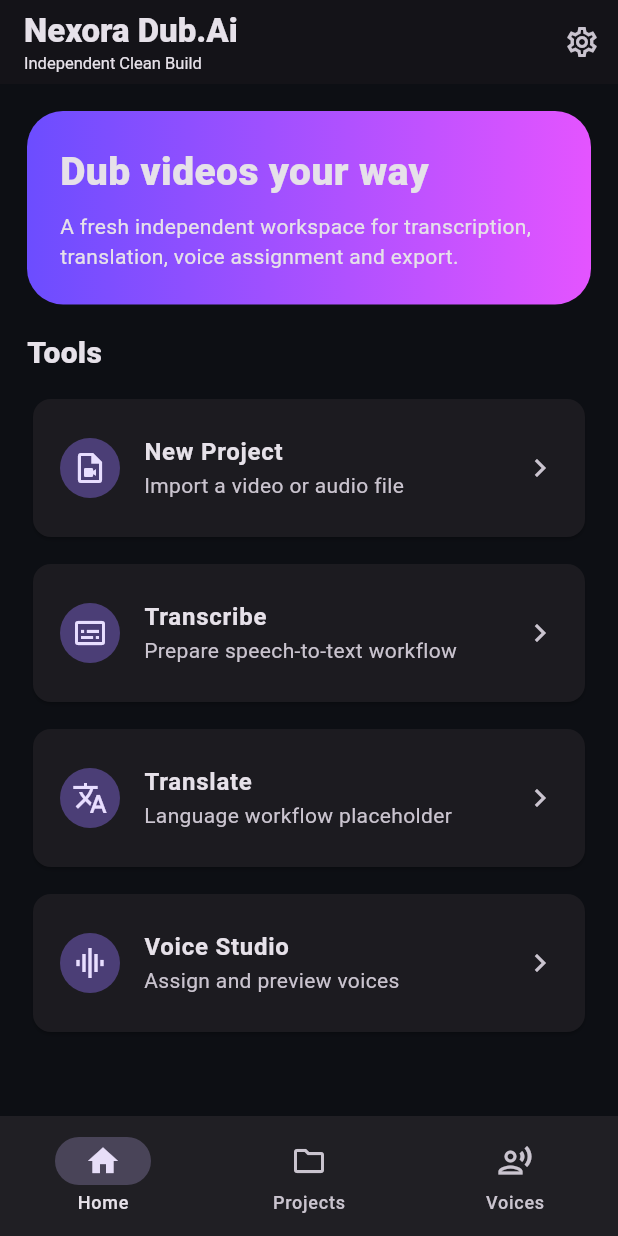
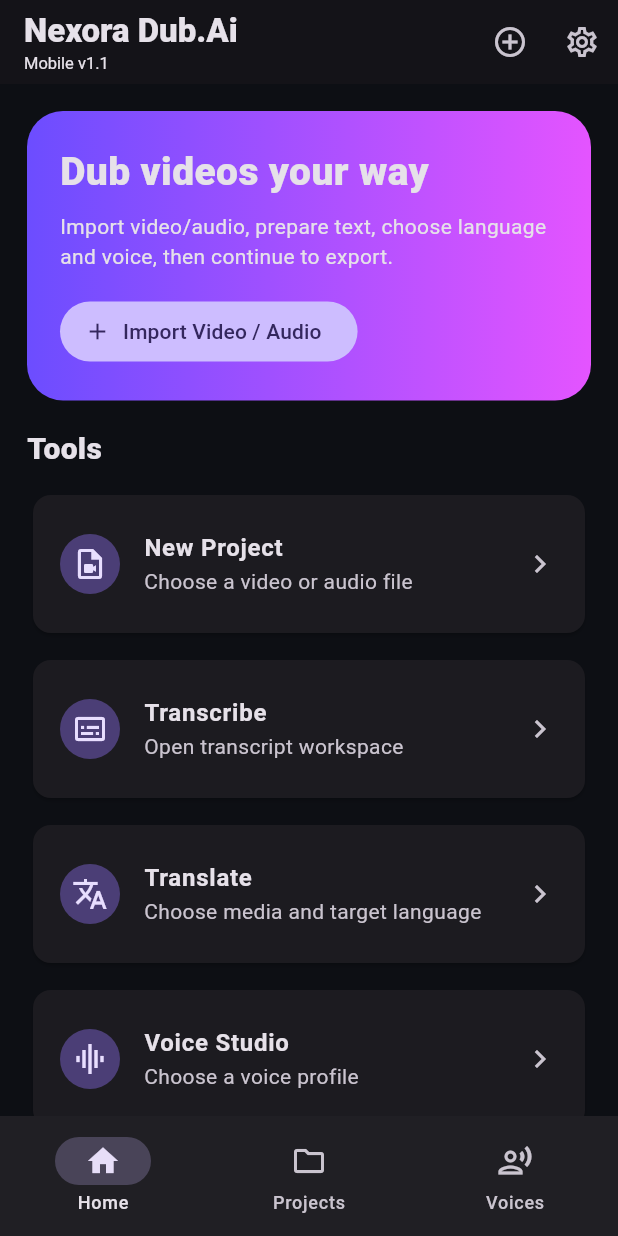
Before and after one commit to lensbykai-bit/Nexora-Ai, a Flutter app: the screen it shows after launch, on a phone screen of 412 x 824 dp. Run offline on Flutter 3.47's test engine with Material 3 defaults, Android fonts, the light colour scheme and no system bars; our stand-ins replace file_picker.

Commit message:
Wire home, projects, voices and media import actions

```diff
--- a/lib/screens/home_screen.dart
+++ b/lib/screens/home_screen.dart
@@ -1,6 +1,14 @@
+import 'package:file_picker/file_picker.dart';
 import 'package:flutter/material.dart';
 import '../widgets/feature_card.dart';
+import 'project_workspace_screen.dart';
 import 'settings_screen.dart';
+
+class ProjectEntry {
+  final String name;
+  final int size;
+  const ProjectEntry(this.name, this.size);
+}
 
 class HomeScreen extends StatefulWidget {
   const HomeScreen({super.key});
@@ -11,6 +19,42 @@
 
 class _HomeScreenState extends State<HomeScreen> {
   int index = 0;
+  final List<ProjectEntry> projects = [];
+
+  Future<void> openNewProject({int initialStep = 0}) async {
+    try {
+      final result = await FilePicker.platform.pickFiles(
+        type: FileType.custom,
+        allowedExtensions: ['mp4', 'mov', 'mkv', 'webm', 'mp3', 'wav', 'm4a', 'aac'],
+      );
+      if (!mounted || result == null || result.files.isEmpty) return;
+      final file = result.files.first;
+      final project = ProjectEntry(file.name, file.size);
+      setState(() => projects.insert(0, project));
+      await Navigator.of(context).push(
+        MaterialPageRoute(
+          builder: (_) => ProjectWorkspaceScreen(
+            fileName: project.name,
+            fileSize: project.size,
+            initialStep: initialStep,
+          ),
+        ),
+      );
+    } catch (e) {
+      if (!mounted) return;
+      ScaffoldMessenger.of(context).showSnackBar(
+        SnackBar(content: Text('Could not open file picker: $e')),
+      );
+    }
+  }
+
+  void openProject(ProjectEntry project) {
+    Navigator.of(context).push(
+      MaterialPageRoute(
+        builder: (_) => ProjectWorkspaceScreen(fileName: project.name, fileSize: project.size),
+      ),
+    );
+  }
 
   @override
   Widget build(BuildContext context) {
@@ -20,10 +64,15 @@
           crossAxisAlignment: CrossAxisAlignment.start,
           children: [
             Text('Nexora Dub.Ai', style: TextStyle(fontWeight: FontWeight.w800)),
-            Text('Independent Clean Build', style: TextStyle(fontSize: 11)),
+            Text('Mobile v1.1', style: TextStyle(fontSize: 11)),
           ],
         ),
         actions: [
+          IconButton(
+            tooltip: 'New project',
+            onPressed: openNewProject,
+            icon: const Icon(Icons.add_circle_outline),
+          ),
           IconButton(
             tooltip: 'Settings',
             onPressed: () => Navigator.of(context).push(
@@ -35,27 +84,24 @@
       ),
       body: IndexedStack(
         index: index,
-        children: const [DashboardPage(), ProjectsPage(), VoicesPage()],
+        children: [
+          DashboardPage(
+            onNewProject: () => openNewProject(),
+            onTranscribe: () => openNewProject(initialStep: 0),
+            onTranslate: () => openNewProject(initialStep: 1),
+            onVoiceStudio: () => setState(() => index = 2),
+          ),
+          ProjectsPage(projects: projects, onNew: openNewProject, onOpen: openProject),
+          const VoicesPage(),
+        ],
       ),
       bottomNavigationBar: NavigationBar(
         selectedIndex: index,
         onDestinationSelected: (value) => setState(() => index = value),
         destinations: const [
-          NavigationDestination(
-            icon: Icon(Icons.home_outlined),
-            selectedIcon: Icon(Icons.home),
-            label: 'Home',
-          ),
-          NavigationDestination(
-            icon: Icon(Icons.folder_outlined),
-            selectedIcon: Icon(Icons.folder),
-            label: 'Projects',
-          ),
-          NavigationDestination(
-            icon: Icon(Icons.record_voice_over_outlined),
-            selectedIcon: Icon(Icons.record_voice_over),
-            label: 'Voices',
-          ),
+          NavigationDestination(icon: Icon(Icons.home_outlined), selectedIcon: Icon(Icons.home), label: 'Home'),
+          NavigationDestination(icon: Icon(Icons.folder_outlined), selectedIcon: Icon(Icons.folder), label: 'Projects'),
+          NavigationDestination(icon: Icon(Icons.record_voice_over_outlined), selectedIcon: Icon(Icons.record_voice_over), label: 'Voices'),
         ],
       ),
     );
@@ -63,7 +109,18 @@
 }
 
 class DashboardPage extends StatelessWidget {
-  const DashboardPage({super.key});
+  final VoidCallback onNewProject;
+  final VoidCallback onTranscribe;
+  final VoidCallback onTranslate;
+  final VoidCallback onVoiceStudio;
+
+  const DashboardPage({
+    super.key,
+    required this.onNewProject,
+    required this.onTranscribe,
+    required this.onTranslate,
+    required this.onVoiceStudio,
+  });
 
   @override
   Widget build(BuildContext context) {
@@ -74,20 +131,19 @@
           padding: const EdgeInsets.all(22),
           decoration: BoxDecoration(
             borderRadius: BorderRadius.circular(24),
-            gradient: const LinearGradient(
-              colors: [Color(0xFF6C4DFF), Color(0xFFE454FF)],
-            ),
+            gradient: const LinearGradient(colors: [Color(0xFF6C4DFF), Color(0xFFE454FF)]),
           ),
-          child: const Column(
+          child: Column(
             crossAxisAlignment: CrossAxisAlignment.start,
             children: [
-              Text(
-                'Dub videos your way',
-                style: TextStyle(fontSize: 26, fontWeight: FontWeight.w900),
-              ),
-              SizedBox(height: 8),
-              Text(
-                'A fresh independent workspace for transcription, translation, voice assignment and export.',
+              const Text('Dub videos your way', style: TextStyle(fontSize: 26, fontWeight: FontWeight.w900)),
+              const SizedBox(height: 8),
+              const Text('Import video/audio, prepare text, choose language and voice, then continue to export.'),
+              const SizedBox(height: 16),
+              FilledButton.icon(
+                onPressed: onNewProject,
+                icon: const Icon(Icons.add),
+                label: const Text('Import Video / Audio'),
               ),
             ],
           ),
@@ -95,45 +151,100 @@
         const SizedBox(height: 18),
         const Text('Tools', style: TextStyle(fontSize: 20, fontWeight: FontWeight.w800)),
         const SizedBox(height: 12),
-        const FeatureCard(
-          icon: Icons.video_file_outlined,
-          title: 'New Project',
-          subtitle: 'Import a video or audio file',
-        ),
+        FeatureCard(icon: Icons.video_file_outlined, title: 'New Project', subtitle: 'Choose a video or audio file', onTap: onNewProject),
         const SizedBox(height: 10),
-        const FeatureCard(
-          icon: Icons.subtitles_outlined,
-          title: 'Transcribe',
-          subtitle: 'Prepare speech-to-text workflow',
-        ),
+        FeatureCard(icon: Icons.subtitles_outlined, title: 'Transcribe', subtitle: 'Open transcript workspace', onTap: onTranscribe),
         const SizedBox(height: 10),
-        const FeatureCard(
-          icon: Icons.translate_outlined,
-          title: 'Translate',
-          subtitle: 'Language workflow placeholder',
-        ),
+        FeatureCard(icon: Icons.translate_outlined, title: 'Translate', subtitle: 'Choose media and target language', onTap: onTranslate),
         const SizedBox(height: 10),
-        const FeatureCard(
-          icon: Icons.graphic_eq_outlined,
-          title: 'Voice Studio',
-          subtitle: 'Assign and preview voices',
-        ),
+        FeatureCard(icon: Icons.graphic_eq_outlined, title: 'Voice Studio', subtitle: 'Choose a voice profile', onTap: onVoiceStudio),
       ],
     );
   }
 }
 
 class ProjectsPage extends StatelessWidget {
-  const ProjectsPage({super.key});
+  final List<ProjectEntry> projects;
+  final Future<void> Function({int initialStep}) onNew;
+  final void Function(ProjectEntry project) onOpen;
+
+  const ProjectsPage({super.key, required this.projects, required this.onNew, required this.onOpen});
 
   @override
-  Widget build(BuildContext context) => const Center(child: Text('No projects yet'));
+  Widget build(BuildContext context) {
+    if (projects.isEmpty) {
+      return Center(
+        child: Padding(
+          padding: const EdgeInsets.all(24),
+          child: Column(
+            mainAxisSize: MainAxisSize.min,
+            children: [
+              const Icon(Icons.folder_open, size: 58),
+              const SizedBox(height: 12),
+              const Text('No projects yet', style: TextStyle(fontSize: 20, fontWeight: FontWeight.w800)),
+              const SizedBox(height: 12),
+              FilledButton.icon(onPressed: () => onNew(), icon: const Icon(Icons.add), label: const Text('Create Project')),
+            ],
+          ),
+        ),
+      );
+    }
+    return ListView.separated(
+      padding: const EdgeInsets.all(18),
+      itemCount: projects.length,
+      separatorBuilder: (_, __) => const SizedBox(height: 8),
+      itemBuilder: (_, i) {
+        final p = projects[i];
+        return Card(
+          child: ListTile(
+            onTap: () => onOpen(p),
+            leading: const CircleAvatar(child: Icon(Icons.movie_outlined)),
+            title: Text(p.name, maxLines: 1, overflow: TextOverflow.ellipsis),
+            subtitle: Text('${(p.size / (1024 * 1024)).toStringAsFixed(1)} MB'),
+            trailing: const Icon(Icons.chevron_right),
+          ),
+        );
+      },
+    );
+  }
 }
 
-class VoicesPage extends StatelessWidget {
+class VoicesPage extends StatefulWidget {
   const VoicesPage({super.key});
 
   @override
-  Widget build(BuildContext context) =>
-      const Center(child: Text('Voice providers can be connected here'));
+  State<VoicesPage> createState() => _VoicesPageState();
 }
+
+class _VoicesPageState extends State<VoicesPage> {
+  String selected = 'Nexora Natural 1';
+  static const voices = ['Nexora Natural 1', 'Nexora Natural 2', 'Warm Narrator', 'Clear Studio'];
+
+  @override
+  Widget build(BuildContext context) {
+    return ListView(
+      padding: const EdgeInsets.all(18),
+      children: [
+        const Text('Voice Studio', style: TextStyle(fontSize: 22, fontWeight: FontWeight.w900)),
+        const SizedBox(height: 6),
+        const Text('Select a profile. Real audio preview becomes available after an authorized TTS provider is connected.'),
+        const SizedBox(height: 14),
+        ...voices.map((voice) => Card(
+              child: RadioListTile<String>(
+                value: voice,
+                groupValue: selected,
+                title: Text(voice),
+                subtitle: Text(voice.contains('Warm') ? 'Warm narration' : 'Natural studio voice'),
+                secondary: IconButton(
+                  icon: const Icon(Icons.play_circle_outline),
+                  onPressed: () => ScaffoldMessenger.of(context).showSnackBar(
+                    SnackBar(content: Text('$voice selected. TTS preview is not connected yet.')),
+                  ),
+                ),
+                onChanged: (value) => setState(() => selected = value ?? selected),
+              ),
+            )),
+      ],
+    );
+  }
+}
```
